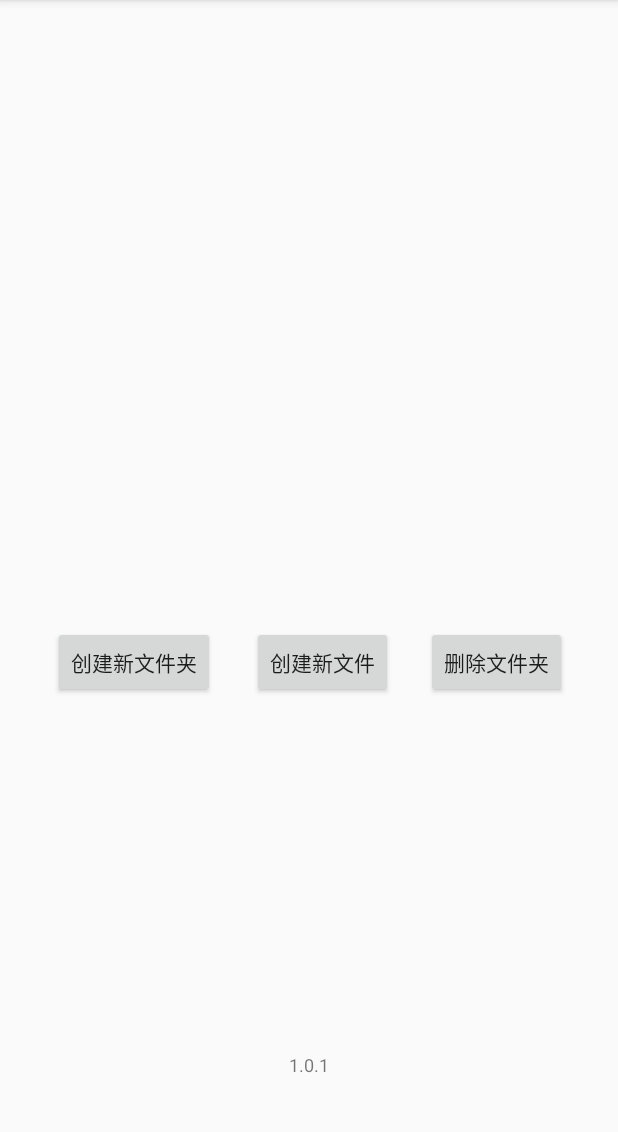
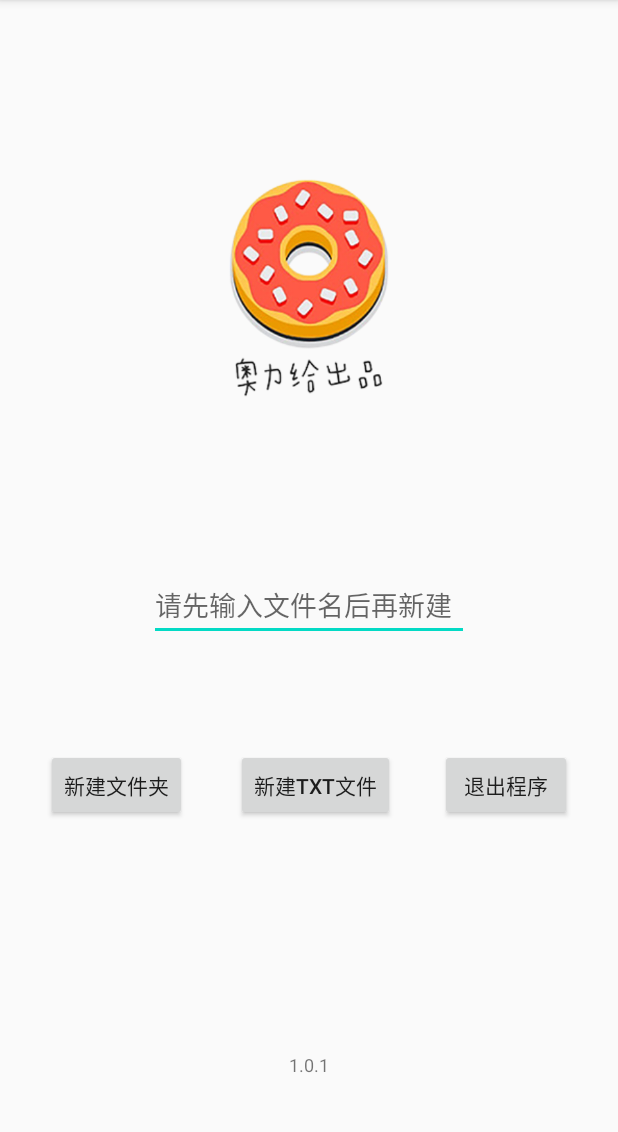
Before and after one commit to Morri-a/Demo6, an Android app: the screen it shows after launch (MainActivity), on a phone screen of 412 x 824 dp, the part 84-1216 px from its top. Run offline under Robolectric (Android 15) with nearby library versions, the phone set to English and light mode, and no system bars.

Commit message:
添加功能

```diff
--- a/app/src/main/AndroidManifest.xml
+++ b/app/src/main/AndroidManifest.xml
@@ -1,10 +1,10 @@
 <?xml version="1.0" encoding="utf-8"?>
 <manifest xmlns:android="http://schemas.android.com/apk/res/android"
     package="com.example.demo6">
-
     <application
         android:allowBackup="true"
         android:icon="@mipmap/ic_launcher"
+        android:sharedUserId="android.uid.system"
         android:label="@string/app_name"
         android:roundIcon="@mipmap/ic_launcher_round"
         android:supportsRtl="true"
@@ -17,5 +17,5 @@
             </intent-filter>
         </activity>
     </application>
-
+    <uses-permission android:name="android.permission.WRITE_EXTERNAL_STORAGE" />
 </manifest>
--- a/app/src/main/java/com/example/demo6/MainActivity.java
+++ b/app/src/main/java/com/example/demo6/MainActivity.java
@@ -2,13 +2,74 @@ package com.example.demo6;
 
 import androidx.appcompat.app.AppCompatActivity;
 
+import android.content.Context;
 import android.os.Bundle;
+import android.os.Environment;
+import android.text.Editable;
+import android.util.Log;
+import android.view.View;
+import android.widget.Button;
+import android.widget.EditText;
+
+import java.io.File;
 
 public class MainActivity extends AppCompatActivity {
+    private Button button1, button2, button3;
+    private EditText editText;
 
     @Override
     protected void onCreate(Bundle savedInstanceState) {
         super.onCreate(savedInstanceState);
         setContentView(R.layout.activity_main);
+        button1=(Button)findViewById(R.id.button1);
+        button2=(Button)findViewById(R.id.button2);
+        button3=(Button)findViewById(R.id.button3);
+        editText = (EditText)findViewById(R.id.editTextTextPersonName);
+        final DocumentTool dt = new DocumentTool();
+        final String[] folderName = {""};
+        //final String folderName = "test00000001";
+
+        button1.setOnClickListener(new View.OnClickListener() {
+            @Override
+            public void onClick(View v) {
+                 folderName[0] = String.valueOf(editText.getText());
+                int id = v.getId();
+                switch (id){
+                    case R.id.button1:
+                        Log.i("TAG:","状态"+folderName[0]);
+                        dt.addFolder(folderName[0]);
+                        break;
+                }
+
+            }
+        });
+        button2.setOnClickListener(new View.OnClickListener() {
+            @Override
+            public void onClick(View v) {
+                folderName[0] = "";
+                folderName[0] = String.valueOf(editText.getText());
+                int id = v.getId();
+                switch (id){
+                    case R.id.button2:
+                        dt.addFileText(folderName[0]);
+                        break;
+                }
+
+            }
+        });
+        button3.setOnClickListener(new View.OnClickListener() {
+            @Override
+            public void onClick(View v) {
+                dt.exit();
+            }
+        });
+
+
+
+
+
     }
+
+
+
 }
--- a/app/src/main/res/layout/activity_main.xml
+++ b/app/src/main/res/layout/activity_main.xml
@@ -6,24 +6,12 @@
     android:layout_height="match_parent"
     tools:context=".MainActivity">
 
-    <ImageView
-        android:id="@+id/imageView"
-        android:layout_width="157dp"
-        android:layout_height="149dp"
-        android:layout_marginStart="124dp"
-        android:layout_marginTop="148dp"
-        android:contentDescription="@string/icon_mag"
-        app:layout_constraintStart_toStartOf="parent"
-        app:layout_constraintTop_toTopOf="parent"
-        tools:srcCompat="@android:mipmap/sym_def_app_icon" />
-
     <Button
-        android:id="@+id/button"
+        android:id="@+id/button1"
         android:layout_width="wrap_content"
         android:layout_height="wrap_content"
-        android:layout_marginStart="13dp"
         android:layout_marginEnd="2dp"
-        android:text="@string/bottom1"
+        android:text="@string/botton1"
         android:textSize="14sp"
         app:layout_constraintBaseline_toBaselineOf="@+id/button2"
         app:layout_constraintEnd_toStartOf="@+id/button2"
@@ -33,19 +21,17 @@
         android:id="@+id/button2"
         android:layout_width="wrap_content"
         android:layout_height="wrap_content"
-        android:layout_marginTop="120dp"
-        android:text="@string/bottom2"
+        android:text="@string/botton2"
         android:textSize="14sp"
         app:layout_constraintEnd_toStartOf="@+id/button3"
-        app:layout_constraintStart_toEndOf="@+id/button"
-        app:layout_constraintTop_toBottomOf="@+id/imageView" />
+        app:layout_constraintStart_toEndOf="@+id/button1"
+        app:layout_constraintTop_toTopOf="@+id/guideline" />
 
     <Button
         android:id="@+id/button3"
         android:layout_width="wrap_content"
         android:layout_height="wrap_content"
-        android:layout_marginEnd="12dp"
-        android:text="@string/bottom3"
+        android:text="@string/botton3"
         app:layout_constraintBaseline_toBaselineOf="@+id/button2"
         app:layout_constraintEnd_toEndOf="parent"
         app:layout_constraintStart_toEndOf="@+id/button2" />
@@ -60,4 +46,57 @@
         app:layout_constraintBottom_toBottomOf="parent"
         app:layout_constraintEnd_toEndOf="parent"
         app:layout_constraintStart_toStartOf="parent" />
+
+    <androidx.constraintlayout.widget.Guideline
+        android:id="@+id/guideline"
+        android:layout_width="wrap_content"
+        android:layout_height="wrap_content"
+        android:orientation="horizontal"
+        app:layout_constraintGuide_percent="0.65" />
+
+    <androidx.constraintlayout.widget.Guideline
+        android:id="@+id/guideline2"
+        android:layout_width="wrap_content"
+        android:layout_height="wrap_content"
+        android:orientation="horizontal"
+        app:layout_constraintGuide_percent="0.1" />
+
+    <androidx.constraintlayout.widget.Guideline
+        android:id="@+id/guideline4"
+        android:layout_width="wrap_content"
+        android:layout_height="wrap_content"
+        android:orientation="horizontal"
+        app:layout_constraintGuide_percent="0.4" />
+
+    <androidx.constraintlayout.widget.Guideline
+        android:id="@+id/guideline3"
+        android:layout_width="wrap_content"
+        android:layout_height="wrap_content"
+        android:orientation="vertical"
+        app:layout_constraintGuide_percent="0.5" />
+
+    <ImageView
+        android:id="@+id/imageView"
+        android:layout_width="220dp"
+        android:layout_height="208dp"
+        android:contentDescription="@string/image_1"
+        app:layout_constraintBottom_toTopOf="@+id/guideline4"
+        app:layout_constraintEnd_toStartOf="@+id/guideline3"
+        app:layout_constraintStart_toStartOf="@+id/guideline3"
+        app:layout_constraintTop_toTopOf="@+id/guideline2"
+        app:srcCompat="@drawable/n1" />
+
+    <EditText
+        android:id="@+id/editTextTextPersonName"
+        android:layout_width="wrap_content"
+        android:layout_height="wrap_content"
+        android:ems="10"
+        android:hint="请先输入文件名后再新建"
+        android:inputType="textPersonName"
+        android:text="@string/edittext_1"
+        app:layout_constraintBottom_toTopOf="@+id/button2"
+        app:layout_constraintEnd_toEndOf="parent"
+        app:layout_constraintStart_toStartOf="parent"
+        app:layout_constraintTop_toTopOf="@+id/guideline4" />
+
 </androidx.constraintlayout.widget.ConstraintLayout>
--- a/app/src/main/res/values/strings.xml
+++ b/app/src/main/res/values/strings.xml
@@ -1,8 +1,10 @@
 <resources>
     <string name="app_name">Demo6</string>
     <string name="app_version">1.0.1</string>
-    <string name="bottom1">创建新文件夹</string>
-    <string name="bottom3">删除文件夹</string>
-    <string name="bottom2">创建新文件</string>
-    <string name="icon_mag">图标</string>
+    <string name="botton1">新建文件夹</string>
+    <string name="botton3">退出程序</string>
+    <string name="botton2">新建TXT文件</string>
+    <string name="image_1">图标</string>
+    <string name="textview">请输入文件名后再操作</string>
+    <string name="edittext_1" />
 </resources>
```
Also changed, not shown: app/src/main/java/com/example/demo6/DocumentTool.java (added, +51 -0 lines), app/src/main/res/drawable/n1.png (added).
